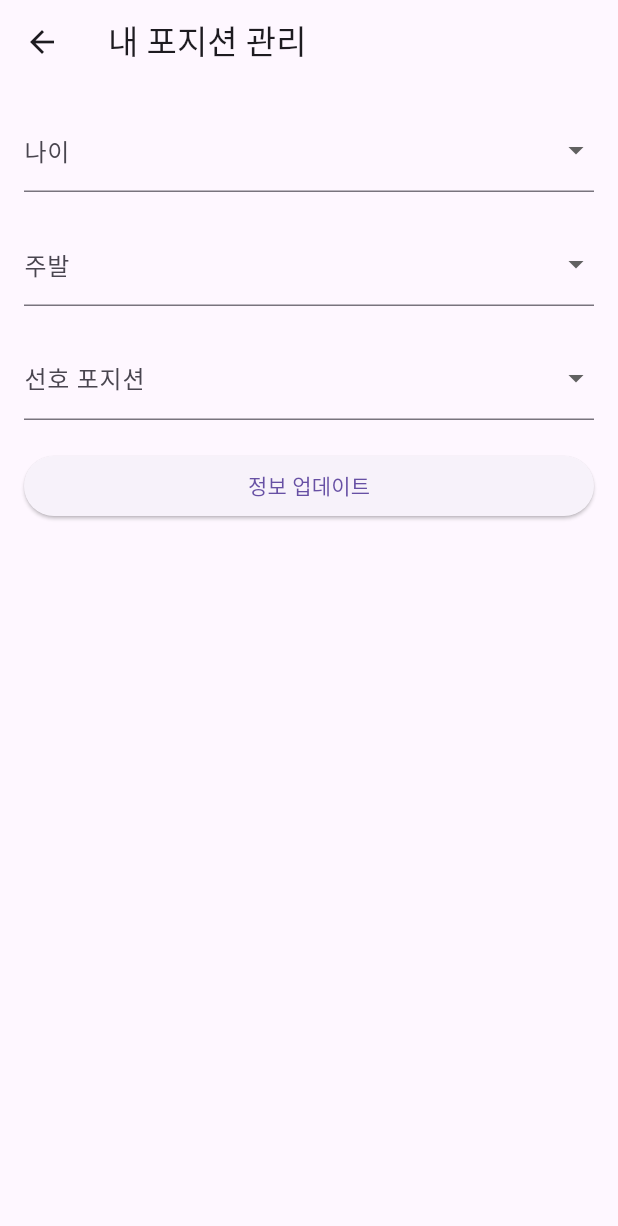
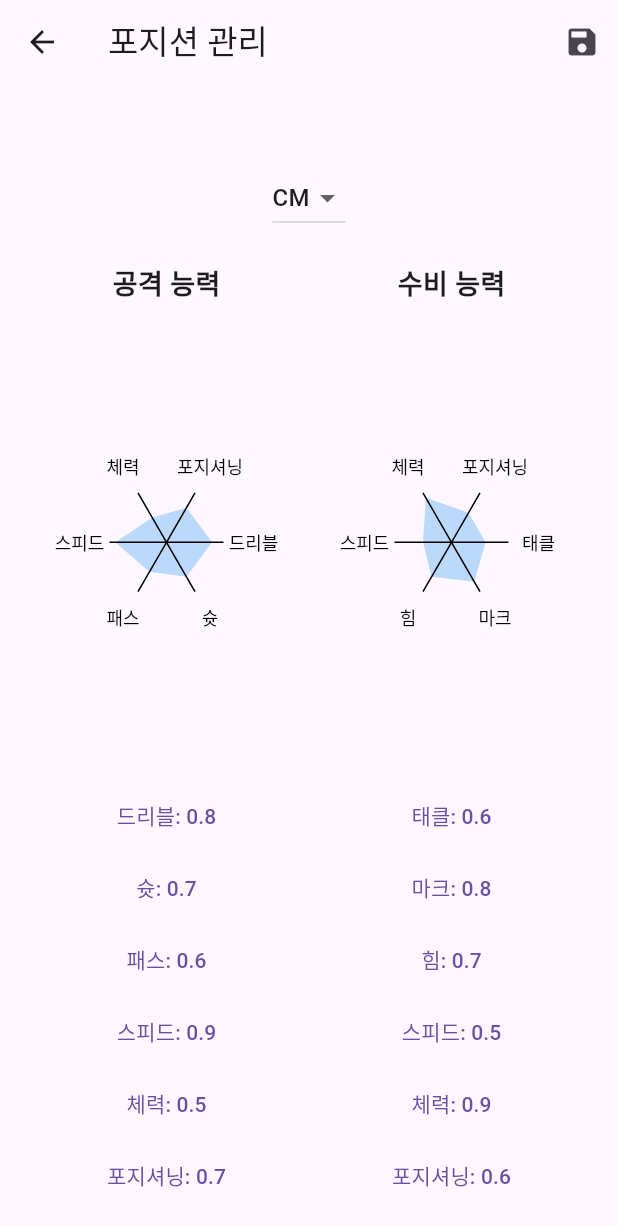
Before and after one commit to Kimrokgil/Manon, a Flutter app: the ManagePositionScreen screen opened directly, on a phone screen of 412 x 824 dp. Shown: the top 1226 px of the screen. Run offline on Flutter 3.47's test engine with Material 3 defaults, Android fonts, the phone set to English and light mode, and no system bars; our stand-ins replace cloud_firestore, firebase_auth, firebase_core, flutter_form_builder, form_builder_validators; accounts and stored records are empty.

Commit message:
Initial commit

```diff
--- a/lib/main.dart
+++ b/lib/main.dart
@@ -1,12 +1,13 @@
 import 'package:flutter/material.dart';
 import 'package:firebase_core/firebase_core.dart';
+import 'package:man_on/firestore_service.dart';
 import 'firebase_options.dart';
 import 'screens/login_screen.dart';
 import 'screens/signup_screen.dart';
 import 'screens/logined_screen.dart';
 import 'screens/create_team_screen.dart';
+import 'screens/manage_position_screen.dart'; // 이 줄을 추가
 import 'auth_service.dart';
-import 'firestore_service.dart';
 
 void main() async {
   WidgetsFlutterBinding.ensureInitialized();
@@ -31,7 +32,7 @@ class MyApp extends StatelessWidget {
         '/signup': (context) => SignUpScreen(),
         '/main': (context) => LoginedScreen(), // 로그인 성공 후 이동할 화면
         '/createTeam': (context) => CreateTeamScreen(),
-        '/managePositions': (context) => ManagePositionsScreen(),
+        '/managePositions': (context) => ManagePositionScreen(), // 여기를 수정
       },
     );
   }
--- a/lib/screens/manage_position_screen.dart
+++ b/lib/screens/manage_position_screen.dart
@@ -1,6 +1,7 @@
 import 'package:flutter/material.dart';
-import 'package:cloud_firestore/cloud_firestore.dart';
 import 'package:firebase_auth/firebase_auth.dart';
+import 'package:man_on/firestore_service.dart';
+import 'package:man_on/widgets/polygon_chart.dart';
 
 class ManagePositionScreen extends StatefulWidget {
   @override
@@ -8,125 +9,133 @@ class ManagePositionScreen extends StatefulWidget {
 }
 
 class _ManagePositionScreenState extends State<ManagePositionScreen> {
-  final List<int> ages = List<int>.generate(80, (i) => i + 1); // 1세부터 80세까지
-  final List<String> feet = ['오른발', '왼발'];
-  final List<String> positions = [
-    '골키퍼 (GK)', '센터백 (CB)', '풀백 (LB/RB)', '윙백 (LWB/RWB)', '수비형 미드필더 (CDM)',
-    '중앙 미드필더 (CM)', '공격형 미드필더 (CAM)', '윙어 (LW/RW)', '센터 포워드 (CF)',
-    '윙 포워드 (LF/RF)', '스트라이커 (ST)'
-  ];
+  final User? user = FirebaseAuth.instance.currentUser;
+  String selectedPosition = "CM";
+  List<double> attackingSkills = [0.8, 0.7, 0.6, 0.9, 0.5, 0.7];
+  List<double> defendingSkills = [0.6, 0.8, 0.7, 0.5, 0.9, 0.6];
+  List<String> attackingLabels = ["드리블", "슛", "패스", "스피드", "체력", "포지셔닝"];
+  List<String> defendingLabels = ["태클", "마크", "힘", "스피드", "체력", "포지셔닝"];
+  List<String> positions = ["GK", "LB", "CB", "RB", "LM", "CM", "RM", "LW", "CF", "RW"];
 
-  int? selectedAge;
-  String? selectedFoot;
-  String? selectedPosition;
+  final FirestoreService _firestoreService = FirestoreService();
 
-  @override
-  void initState() {
-    super.initState();
-    _loadPlayerInfo();
+  void _savePlayerSkills() {
+    String playerId = "player_id"; // 실제 플레이어 ID로 대체 필요
+    _firestoreService.savePlayerSkills(playerId, attackingSkills, defendingSkills);
   }
 
-  void _loadPlayerInfo() async {
-    final user = FirebaseAuth.instance.currentUser;
-    if (user == null) return;
+  void _showSkillEditDialog(List<double> skills, int index, String label, bool isAttacking) {
+    TextEditingController _controller = TextEditingController(text: skills[index].toString());
 
-    final playerDoc = FirebaseFirestore.instance.collection('players').doc(user.uid);
-    final docSnapshot = await playerDoc.get();
-
-    if (docSnapshot.exists) {
-      final data = docSnapshot.data();
-      setState(() {
-        selectedAge = data?['age'];
-        selectedFoot = data?['foot'];
-        selectedPosition = data?['position'];
-      });
-    }
+    showDialog(
+      context: context,
+      builder: (BuildContext context) {
+        return AlertDialog(
+          title: Text('$label 수정'),
+          content: TextField(
+            controller: _controller,
+            keyboardType: TextInputType.numberWithOptions(decimal: true),
+            decoration: InputDecoration(hintText: "값을 입력하세요 (0 ~ 1)"),
+          ),
+          actions: <Widget>[
+            TextButton(
+              child: Text('취소'),
+              onPressed: () {
+                Navigator.of(context).pop();
+              },
+            ),
+            TextButton(
+              child: Text('저장'),
+              onPressed: () {
+                setState(() {
+                  skills[index] = double.tryParse(_controller.text) ?? skills[index];
+                });
+                Navigator.of(context).pop();
+              },
+            ),
+          ],
+        );
+      },
+    );
   }
 
   @override
   Widget build(BuildContext context) {
     return Scaffold(
-      appBar: AppBar(title: Text('내 포지션 관리')),
+      appBar: AppBar(
+        title: Text('포지션 관리'),
+        actions: [
+          IconButton(
+            icon: Icon(Icons.save),
+            onPressed: _savePlayerSkills,
+          ),
+        ],
+      ),
       body: Padding(
         padding: const EdgeInsets.all(16.0),
-        child: ListView(
-          children: <Widget>[
-            DropdownButtonFormField<int>(
-              decoration: InputDecoration(labelText: '나이'),
-              value: selectedAge,
-              items: ages.map((age) => DropdownMenuItem<int>(
-                value: age,
-                child: Text('$age 세'),
-              )).toList(),
-              onChanged: (value) {
+        child: Column(
+          children: [
+            Text(user?.email ?? '이메일 없음', style: TextStyle(fontSize: 18, fontWeight: FontWeight.bold)),
+            SizedBox(height: 10),
+            DropdownButton<String>(
+              value: selectedPosition,
+              items: positions.map((String value) {
+                return DropdownMenuItem<String>(
+                  value: value,
+                  child: Text(value),
+                );
+              }).toList(),
+              onChanged: (newValue) {
                 setState(() {
-                  selectedAge = value;
+                  selectedPosition = newValue!;
                 });
               },
             ),
             SizedBox(height: 20),
-            DropdownButtonFormField<String>(
-              decoration: InputDecoration(labelText: '주발'),
-              value: selectedFoot,
-              items: feet.map((foot) => DropdownMenuItem<String>(
-                value: foot,
-                child: Text(foot),
-              )).toList(),
-              onChanged: (value) {
-                setState(() {
-                  selectedFoot = value;
-                });
-              },
-            ),
-            SizedBox(height: 20),
-            DropdownButtonFormField<String>(
-              decoration: InputDecoration(labelText: '선호 포지션'),
-              value: selectedPosition,
-              items: positions.map((position) => DropdownMenuItem<String>(
-                value: position,
-                child: Text(position),
-              )).toList(),
-              onChanged: (value) {
-                setState(() {
-                  selectedPosition = value;
-                });
-              },
-            ),
-            SizedBox(height: 20),
-            ElevatedButton(
-              onPressed: _updateInfo,
-              child: Text('정보 업데이트'),
+            Expanded(
+              child: Row(
+                mainAxisAlignment: MainAxisAlignment.spaceEvenly,
+                children: [
+                  Expanded(
+                    child: Column(
+                      children: [
+                        Text('공격 능력', style: TextStyle(fontSize: 18, fontWeight: FontWeight.bold)),
+                        Expanded(
+                          child: PolygonChart(values: attackingSkills, labels: attackingLabels),
+                        ),
+                        ...attackingSkills.asMap().entries.map((entry) {
+                          int idx = entry.key;
+                          return TextButton(
+                            onPressed: () => _showSkillEditDialog(attackingSkills, idx, attackingLabels[idx], true),
+                            child: Text('${attackingLabels[idx]}: ${attackingSkills[idx].toStringAsFixed(1)}'),
+                          );
+                        }).toList(),
+                      ],
+                    ),
+                  ),
+                  Expanded(
+                    child: Column(
+                      children: [
+                        Text('수비 능력', style: TextStyle(fontSize: 18, fontWeight: FontWeight.bold)),
+                        Expanded(
+                          child: PolygonChart(values: defendingSkills, labels: defendingLabels),
+                        ),
+                        ...defendingSkills.asMap().entries.map((entry) {
+                          int idx = entry.key;
+                          return TextButton(
+                            onPressed: () => _showSkillEditDialog(defendingSkills, idx, defendingLabels[idx], false),
+                            child: Text('${defendingLabels[idx]}: ${defendingSkills[idx].toStringAsFixed(1)}'),
+                          );
+                        }).toList(),
+                      ],
+                    ),
+                  ),
+                ],
+              ),
             ),
           ],
         ),
       ),
     );
   }
-
-  void _updateInfo() {
-    final user = FirebaseAuth.instance.currentUser;
-    if (user == null) {
-      ScaffoldMessenger.of(context).showSnackBar(
-        SnackBar(
-          content: Text('로그인이 필요합니다.'),
-        ),
-      );
-      return;
-    }
-
-    if (selectedAge != null && selectedFoot != null && selectedPosition != null) {
-      FirebaseFirestore.instance.collection('players').doc(user.uid).set({
-        'age': selectedAge,
-        'foot': selectedFoot,
-        'position': selectedPosition,
-        'uid': user.uid,
-      }).then((value) {
-        ScaffoldMessenger.of(context).showSnackBar(SnackBar(content: Text('정보가 업데이트되었습니다.')));
-      }).catchError((error) {
-        ScaffoldMessenger.of(context).showSnackBar(SnackBar(content: Text('업데이트 중 오류가 발생했습니다: $error')));
-      });
-    } else {
-      ScaffoldMessenger.of(context).showSnackBar(SnackBar(content: Text('모든 필드를 입력해주세요.')));
-    }
-  }
 }
--- /dev/null
+++ b/lib/widgets/polygon_chart.dart
@@ -0,0 +1,27 @@
+import 'dart:math';
+
+import 'package:flutter/material.dart';
+import 'package:man_on/widgets/hexagon_chart_painter.dart';
+
+class PolygonChart extends StatelessWidget {
+  final List<double> values;
+  final List<String> labels;
+
+  const PolygonChart({
+    required this.values,
+    required this.labels,
+  });
+
+  @override
+  Widget build(BuildContext context) {
+    return LayoutBuilder(
+      builder: (context, constraints) {
+        double size = min(constraints.maxWidth, constraints.maxHeight) * 0.5; // 크기 조절
+        return CustomPaint(
+          size: Size(size, size),
+          painter: HexagonChartPainter(values, labels),
+        );
+      },
+    );
+  }
+}
--- a/pubspec.yaml
+++ b/pubspec.yaml
@@ -10,6 +10,7 @@ environment:
 dependencies:
   flutter:
     sdk: flutter
+  flutter_polygon: ^0.3.0+2
   firebase_core: ^2.29.0
   firebase_auth: ^4.19.1
   cloud_firestore: ^4.17.3
```
Also changed, not shown: lib/firestore_service.dart (+8 -130 lines), lib/models/formation_model.dart (added, +35 -0 lines), lib/models/player_model.dart (added, +38 -0 lines), lib/widgets/hexagon_chart_painter.dart (added, +61 -0 lines), pubspec.lock, 1 other file.
